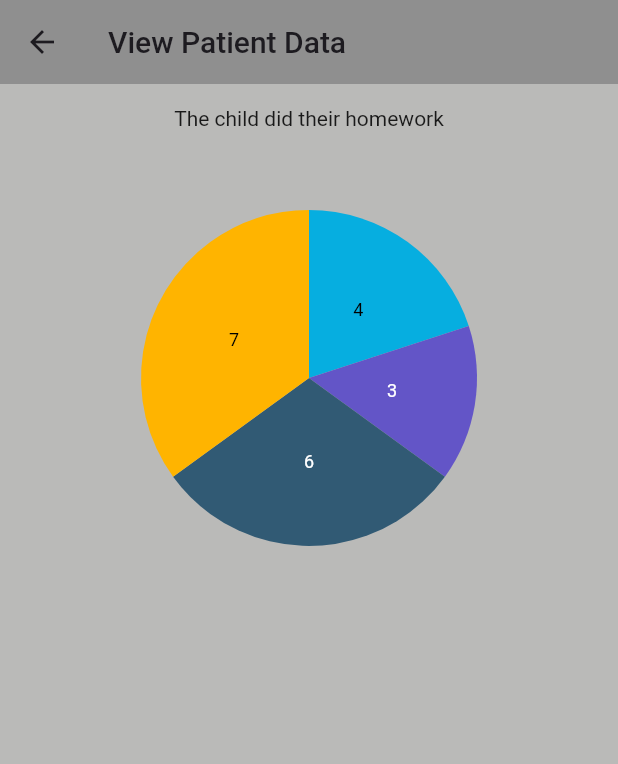
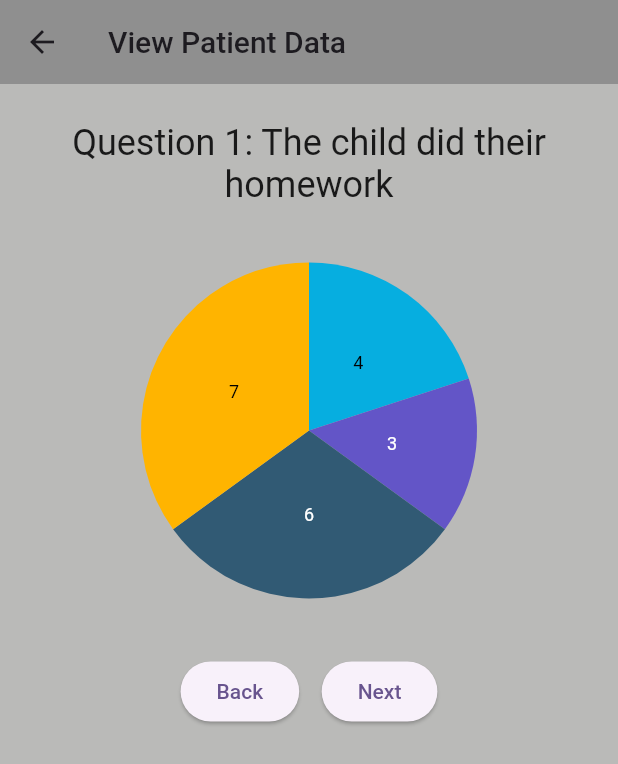
Before and after one commit to adamWinebarger/questionmakerteacher, a Flutter app: the PatientDataView screen opened directly, on a phone screen of 412 x 824 dp. Shown: the top 764 px of the screen. Run offline on Flutter 3.47's test engine with Material 2 defaults, Android fonts, the phone set to English and light mode, and no system bars; our stand-ins replace cloud_firestore, email_validator, firebase_auth, firebase_core, firebase_messaging, flutter_signin_button and 1 more; missing offline and left inert: password_field_validator, sf_symbols; accounts and stored records are empty.

Commit message:
Managed to get the circular chart to cycle through the individual questions. Now we just need to get it to pull data

```diff
--- a/lib/screens/patient_dataview_screen.dart
+++ b/lib/screens/patient_dataview_screen.dart
@@ -20,6 +20,23 @@ class _PatientDataViewState extends State<PatientDataView> {
   late List<_AnswerData> _patientDataView;
   late String _currentQuestion;
 
+  void _nextPressed() {
+    setState(() {
+      _currentQuestionNumber++;
+      print(_currentQuestionNumber);
+    });
+  }
+
+  void _previousPressed() {
+    if (_currentQuestionNumber == 0) {
+      Navigator.pop(context);
+    } else {
+      setState(() {
+        _currentQuestionNumber--;
+      });
+    }
+  }
+
   @override
   void initState() {
     // TODO: implement initState
@@ -40,9 +57,12 @@ class _PatientDataViewState extends State<PatientDataView> {
         child: Scaffold(
           body: Center(child: Column(
             children: [
-              SizedBox(height: 15,),
-              Text(_currentQuestion),
-              SizedBox(height: 15,),
+              SizedBox(height: 25,),
+              Text("Question ${_currentQuestionNumber+1}: $_currentQuestion",
+                style: TextStyle(fontSize: 24),
+                textAlign: TextAlign.center,
+              ),
+              //SizedBox(height: 15,),
               SfCircularChart(
                 tooltipBehavior: TooltipBehavior(enable: true),
                 series: <CircularSeries>[
@@ -54,6 +74,23 @@ class _PatientDataViewState extends State<PatientDataView> {
                       isVisible: true
                     ),
                     enableTooltip: true
+                  )
+                ],
+              ),
+              //const SizedBox(height: 25,),
+              Row(
+                mainAxisAlignment: MainAxisAlignment.center,
+                children: [
+                  //if (_currentQuestionNumber > 0)
+                  ElevatedButton(
+                      onPressed: _previousPressed,
+                      child: Text("Back")
+                  ),
+                  SizedBox(width: 15,),
+                  if (_currentQuestionNumber < _sampleAnswerData.length - 1)
+                    ElevatedButton(
+                        onPressed: _nextPressed,
+                        child: Text("Next")
                   )
                 ],
               )
```
